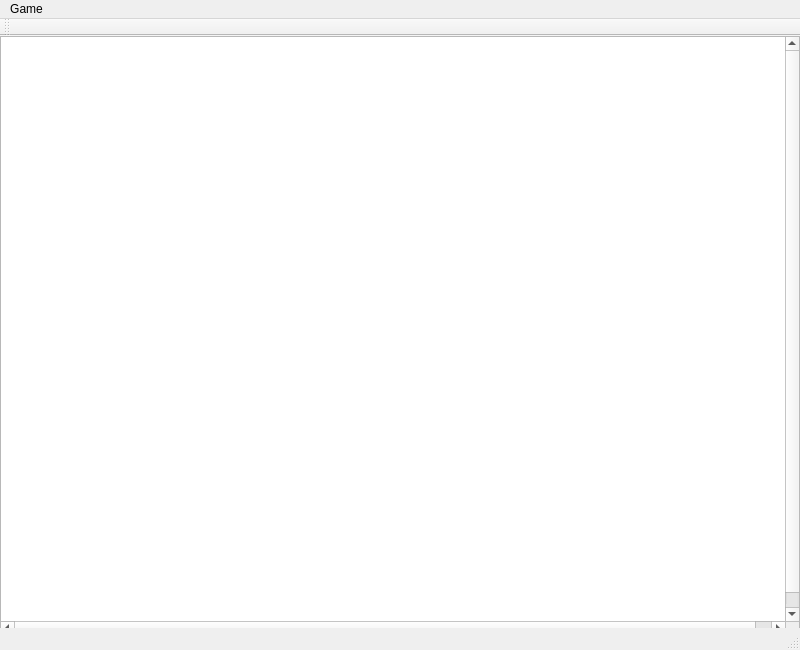
Old version of the form ui/mainwindow.ui in the repository marijamijailovic/RS07-spectrum.
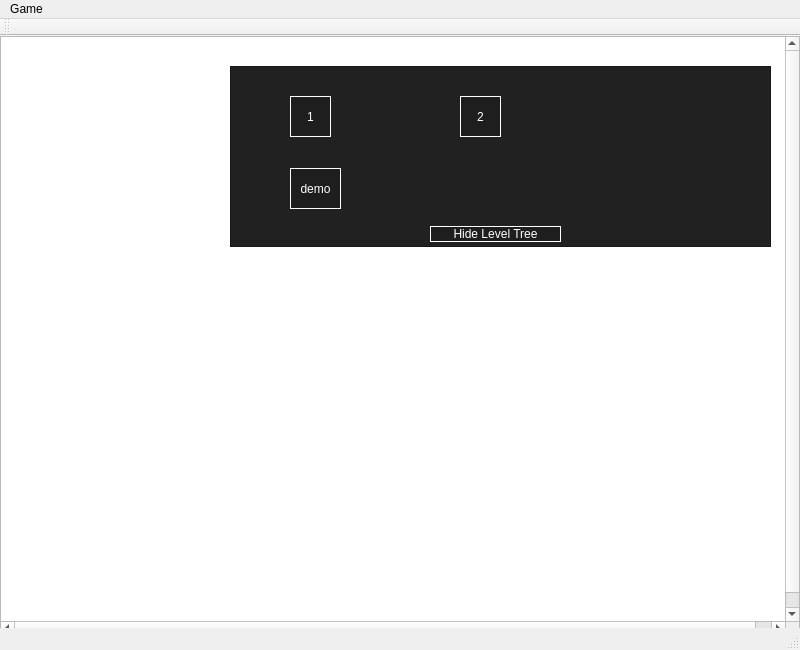
New version of the form. Icons and pictures are not drawn.

Commit message: Level tree (beautiful)

```diff
--- a/ui/mainwindow.ui
+++ b/ui/mainwindow.ui
@@ -139,29 +139,34 @@
      <string>Choose Level</string>
     </property>
    </widget>
-   <widget class="QWidget" name="vwLevelPanel" native="true">
+   <widget class="QFrame" name="frLevelTree">
     <property name="geometry">
      <rect>
-      <x>600</x>
-      <y>220</y>
-      <width>181</width>
-      <height>111</height>
+      <x>230</x>
+      <y>30</y>
+      <width>541</width>
+      <height>181</height>
      </rect>
     </property>
-    <layout class="QVBoxLayout" name="vlLevelsPanel">
-     <item>
-      <widget class="QPushButton" name="pbLevelDemo">
        <property name="styleSheet">
-        <string notr="true">color: white;
-border: 1px solid white;</string>
-       </property>
-       <property name="text">
-        <string>demo</string>
-       </property>
-      </widget>
-     </item>
-     <item>
+     <string notr="true">background: rgba(30, 30, 30, 0.99);
+background-image: url(:/gui/lvltree.png); </string>
+    </property>
+    <property name="frameShape">
+     <enum>QFrame::StyledPanel</enum>
+    </property>
+    <property name="frameShadow">
+     <enum>QFrame::Raised</enum>
+    </property>
       <widget class="QPushButton" name="pbLevel1">
+     <property name="geometry">
+      <rect>
+       <x>60</x>
+       <y>30</y>
+       <width>41</width>
+       <height>41</height>
+      </rect>
+     </property>
        <property name="styleSheet">
         <string notr="true">color: white;
 border: 1px solid white;</string>
@@ -170,9 +175,15 @@
         <string>1</string>
        </property>
       </widget>
-     </item>
-     <item>
       <widget class="QPushButton" name="pbLevel2">
+     <property name="geometry">
+      <rect>
+       <x>230</x>
+       <y>30</y>
+       <width>41</width>
+       <height>41</height>
+      </rect>
+     </property>
        <property name="styleSheet">
         <string notr="true">color: white;
 border: 1px solid white;</string>
@@ -181,21 +192,46 @@
         <string>2</string>
        </property>
       </widget>
-     </item>
-     <item>
-      <spacer name="vsLevelSpacer">
-       <property name="orientation">
-        <enum>Qt::Vertical</enum>
-       </property>
-       <property name="sizeHint" stdset="0">
-        <size>
-         <width>20</width>
-         <height>40</height>
-        </size>
-       </property>
-      </spacer>
-     </item>
-    </layout>
+    <widget class="QPushButton" name="pbLevelDemo">
+     <property name="geometry">
+      <rect>
+       <x>60</x>
+       <y>102</y>
+       <width>51</width>
+       <height>41</height>
+      </rect>
+     </property>
+     <property name="styleSheet">
+      <string notr="true">color: white;
+border: 1px solid white;</string>
+     </property>
+     <property name="text">
+      <string>demo</string>
+     </property>
+    </widget>
+    <widget class="QPushButton" name="pbHideLevelPanel">
+     <property name="geometry">
+      <rect>
+       <x>200</x>
+       <y>160</y>
+       <width>131</width>
+       <height>16</height>
+      </rect>
+     </property>
+     <property name="styleSheet">
+      <string notr="true">color: white;
+border: 1px solid white;</string>
+     </property>
+     <property name="text">
+      <string>Hide Level Tree</string>
+     </property>
+    </widget>
+    <zorder>pbLevel1</zorder>
+    <zorder>pbLevel2</zorder>
+    <zorder>gwDisplay</zorder>
+    <zorder>pbLevel2</zorder>
+    <zorder>pbLevelDemo</zorder>
+    <zorder>pbHideLevelPanel</zorder>
    </widget>
   </widget>
   <widget class="QToolBar" name="tbMainToolbar">
```
Lines whose indentation alone changed are shown as unchanged. The commit also changes 5 other files.
